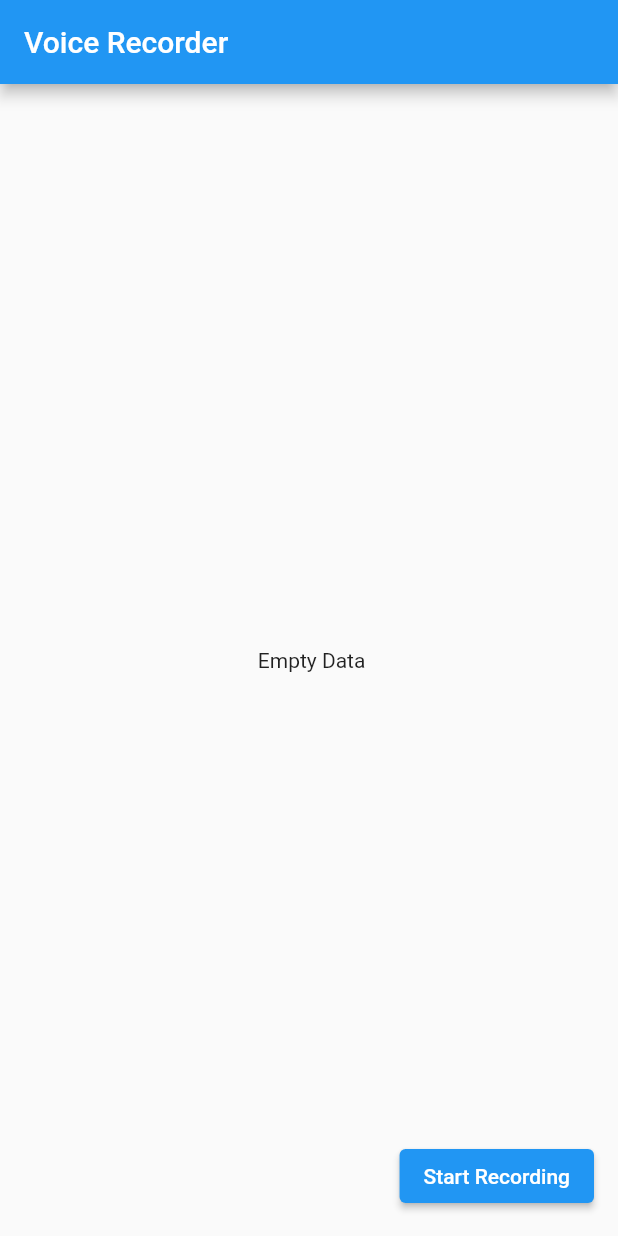
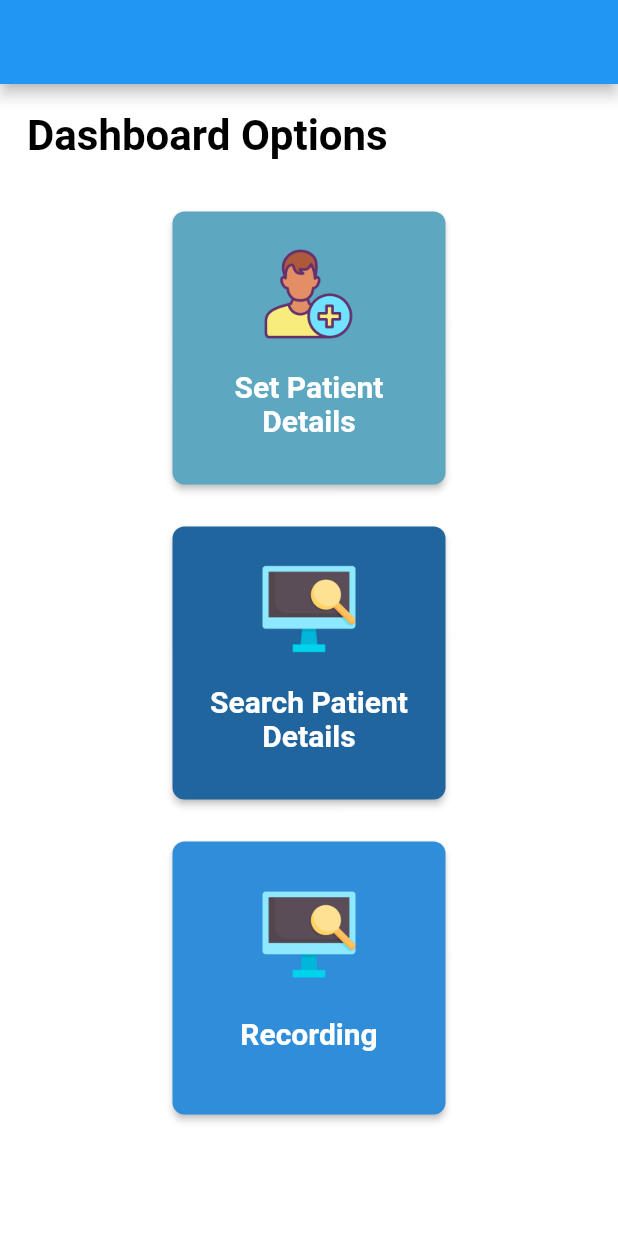
Before and after one commit to Adiikust/Audio_Recording, a Flutter app: the screen it shows after launch, on a phone screen of 412 x 824 dp. Run offline on Flutter 3.47's test engine with Material 2 defaults, Android fonts, the phone set to English and light mode, and no system bars; our stand-ins replace audioplayers, hive; missing offline and left inert: record; accounts and stored records are empty.

Commit message:
2nd commit

```diff
--- /dev/null
+++ b/lib/RecordingScreen/recording_screen.dart
@@ -0,0 +1,141 @@
+
+import 'dart:io';
+import 'package:audioplayers/audioplayers.dart';
+import 'package:flutter/material.dart';
+import 'package:hive/hive.dart';
+import 'package:record/record.dart';
+import 'package:path_provider/path_provider.dart' as path_provider;
+
+class RecordingScreen extends StatefulWidget {
+  const RecordingScreen({super.key});
+
+  @override
+  _RecordingScreenState createState() => _RecordingScreenState();
+}
+
+class _RecordingScreenState extends State<RecordingScreen> {
+  final voiceRecordingsBox = Hive.box('voiceRecordingsBox');
+  late Record audioRecord;
+  late AudioPlayer audioPlayer;
+  bool isRecording = false;
+  String audioPath = " ";
+
+  @override
+  void initState() {
+    super.initState();
+    audioPlayer = AudioPlayer();
+    audioRecord = Record();
+  }
+
+  @override
+  void dispose() {
+    super.dispose();
+    audioRecord.dispose();
+    audioPlayer.dispose();
+  }
+
+  Future<void> startRecording() async {
+    try {
+      if (await audioRecord.hasPermission()) {
+        await audioRecord.start();
+        setState(() {
+          isRecording = true;
+        });
+      }
+    } catch (e, stackTrace) {
+      print('Error Start Recording::::::: $e');
+      print('Stack Trace:::::::>>>>>>> $stackTrace');
+    }
+  }
+
+  Future<void> stopRecording() async {
+    try {
+      String? path = await audioRecord.stop();
+      setState(() {
+        isRecording = false;
+        audioPath = path!;
+        voiceRecordingsBox.add(audioPath);
+      });
+    } catch (e) {
+      print('Error stop Recording $e');
+    }
+  }
+
+  // Future<void> playRecording({required String  audioPath1}) async {
+  //   try {
+  //     Source urlSource = UrlSource(audioPath1);
+  //     await audioPlayer.play(urlSource);
+  //     //print('Hive Playing Recording ${voiceRecordingsBox.values.cast<String>().toList().toString()}');
+  //   } catch (e) {
+  //     print('Error Playing Recording $e');
+  //   }
+  // }
+
+  @override
+  Widget build(BuildContext context) {
+    final voiceRecordings = voiceRecordingsBox.values.cast<String>().toList();
+    return Scaffold(
+      appBar: AppBar(
+        title: const Text('Voice Recorder'),
+      ),
+      body: voiceRecordings.length != 0
+          ? ListView.builder(
+          itemCount: voiceRecordings.length,
+          itemBuilder: (context, index) {
+            final filePath = voiceRecordings[index];
+            return ListTile(
+              title: Text('Voice Recording $index'),
+              onTap: () {},
+              trailing: SizedBox(
+                width: 100,
+                child: Row(
+                  children: [
+                    IconButton(
+                      icon: const Icon(
+                        Icons.play_circle,
+                        color: Colors.green,
+                      ),
+                      onPressed: () async {
+                        try {
+                          Source urlSource = UrlSource(filePath);
+                          await audioPlayer.play(urlSource);
+                        } catch (e) {
+                          print('Error Playing Recording $e');
+                        }
+                      },
+                    ),
+                    IconButton(
+                      icon: const Icon(
+                        Icons.delete,
+                        color: Colors.red,
+                      ),
+                      onPressed: () async {
+                        try {
+                          voiceRecordingsBox.deleteAt(index).then((value) {
+                            const snackBar = SnackBar(
+                              content: Text('Delete Voice Message'),
+                            );
+                            ScaffoldMessenger.of(context)
+                                .showSnackBar(snackBar);
+                            setState(() {});
+                          });
+                        } catch (e) {
+                          print('Error Playing Recording $e');
+                        }
+                      },
+                    ),
+                  ],
+                ),
+              ),
+            );
+          })
+          : const Center(child: Text(" Empty Data")),
+      floatingActionButton: ElevatedButton(
+        onPressed: isRecording ? stopRecording : startRecording,
+        child: isRecording
+            ? const Text("Stop Recording")
+            : const Text("Start Recording"),
+      ),
+    );
+  }
+}
--- /dev/null
+++ b/lib/dashboard.dart
@@ -0,0 +1,164 @@
+import 'package:flutter/material.dart';
+
+import 'RecordingScreen/recording_screen.dart';
+
+
+class Dashboard extends StatelessWidget {
+
+
+  @override
+  Widget build(BuildContext context) {
+    return Scaffold(
+      appBar: AppBar(),
+      backgroundColor: Colors.white,
+      body: SafeArea(
+        child: Column(
+          crossAxisAlignment: CrossAxisAlignment.start,
+          children: [
+            const Padding(
+              padding: EdgeInsets.all(18.0),
+              child: Text(
+                "Dashboard Options",
+                style: TextStyle(
+                    color: Colors.black,
+                    fontSize: 28.0,
+                    fontWeight: FontWeight.bold),
+                textAlign: TextAlign.start,
+              ),
+            ),
+            Padding(
+              padding: const EdgeInsets.all(12.0),
+              child: Center(
+                child: Wrap(
+                  spacing: 20.0,
+                  runSpacing: 20.0,
+                  children: [
+                    SizedBox(
+                      width: 190.0,
+                      height: 190.0,
+                      child: Card(
+                        color: Color.fromARGB(255, 94, 167, 193),
+                        elevation: 2.0,
+                        shape: RoundedRectangleBorder(
+                            borderRadius: BorderRadius.circular(8.0)),
+                        child: Center(
+                          child: Padding(
+                            padding: const EdgeInsets.all(8.0),
+                            child: Column(
+                              crossAxisAlignment: CrossAxisAlignment.center,
+                              mainAxisAlignment: MainAxisAlignment.center,
+                              children: [
+                                Image.asset("assets/medical.png", width: 64.0),
+                                const SizedBox(height: 10.0),
+                                TextButton(
+                                    onPressed: () {
+                                      // Navigator.push(
+                                      //     context,
+                                      //     MaterialPageRoute(
+                                      //         builder: (context) =>
+                                      //             PatientDetails()));
+                                    },
+                                    child: Text(
+                                      "Set Patient Details",
+                                      textAlign: TextAlign.center,
+                                      style: TextStyle(
+                                          color: Colors.white,
+                                          fontWeight: FontWeight.bold,
+                                          fontSize: 20.0),
+                                    )),
+                              ],
+                            ),
+                          ),
+                        ),
+                      ),
+                    ),
+                    SizedBox(
+                      width: 190.0,
+                      height: 190.0,
+                      child: Card(
+                        color: Color.fromARGB(255, 32, 101, 157),
+                        elevation: 2.0,
+                        shape: RoundedRectangleBorder(
+                            borderRadius: BorderRadius.circular(8.0)),
+                        child: Center(
+                          child: Padding(
+                            padding: const EdgeInsets.all(8.0),
+                            child: Column(
+                              crossAxisAlignment: CrossAxisAlignment.center,
+                              mainAxisAlignment: MainAxisAlignment.center,
+                              children: [
+                                Image.asset("assets/research.png", width: 64.0),
+                                const SizedBox(height: 10.0),
+                                TextButton(
+                                    onPressed: () {
+                                      // Navigator.push(
+                                      //     context,
+                                      //     MaterialPageRoute(
+                                      //         builder: (context) =>
+                                      //             PatientDetails())); //Recording //PatientDetails
+                                    },
+                                    child: const Text(
+                                      "Search Patient Details",
+                                      textAlign: TextAlign.center,
+                                      style: TextStyle(
+                                          color: Colors.white,
+                                          fontWeight: FontWeight.bold,
+                                          fontSize: 20.0),
+                                    )),
+                              ],
+                            ),
+                          ),
+                        ),
+                      ),
+                    ),
+
+
+                     SizedBox(
+                      width: 190.0,
+                      height: 190.0,
+                      child: Card(
+                        color: Color.fromARGB(255, 47, 141, 218),
+                        elevation: 2.0,
+                        shape: RoundedRectangleBorder(
+                            borderRadius: BorderRadius.circular(8.0)),
+                        child: Center(
+                          child: Padding(
+                            padding: const EdgeInsets.all(8.0),
+                            child: Column(
+                              crossAxisAlignment: CrossAxisAlignment.center,
+                              mainAxisAlignment: MainAxisAlignment.center,
+                              children: [
+                                Image.asset("assets/research.png", width: 64.0),
+                                const SizedBox(height: 10.0),
+                                TextButton(
+                                    onPressed: () {
+                                      Navigator.push(
+                                          context,
+                                          MaterialPageRoute(
+                                              builder: (context) =>
+                                                  const RecordingScreen() )); //Recording //PatientDetails
+                                    },
+                                    child: const Text(
+                                      "Recording",
+                                      style: TextStyle(
+                                          color: Colors.white,
+                                          fontWeight: FontWeight.bold,
+                                          fontSize: 20.0),
+                                    )),
+                              ],
+                            ),
+                          ),
+                        ),
+                      ),
+                    ),
+
+                  ],
+                ),
+              ),
+            )
+          ],
+        ),
+      ),
+    );
+  }
+}
--- a/lib/main.dart
+++ b/lib/main.dart
@@ -4,6 +4,8 @@ import 'package:flutter/material.dart';
 import 'package:hive/hive.dart';
 import 'package:record/record.dart';
 import 'package:path_provider/path_provider.dart' as path_provider;
+
+import 'dashboard.dart';
 
 void main() async {
   WidgetsFlutterBinding.ensureInitialized();
@@ -24,141 +26,7 @@ class MyApp extends StatelessWidget {
       theme: ThemeData(
         primarySwatch: Colors.blue,
       ),
-      home: const RecordingScreen(),
+      home:  Dashboard(),
     );
   }
 }
-
-class RecordingScreen extends StatefulWidget {
-  const RecordingScreen({super.key});
-
-  @override
-  _RecordingScreenState createState() => _RecordingScreenState();
-}
-
-class _RecordingScreenState extends State<RecordingScreen> {
-  final voiceRecordingsBox = Hive.box('voiceRecordingsBox');
-  late Record audioRecord;
-  late AudioPlayer audioPlayer;
-  bool isRecording = false;
-  String audioPath = " ";
-
-  @override
-  void initState() {
-    super.initState();
-    audioPlayer = AudioPlayer();
-    audioRecord = Record();
-  }
-
-  @override
-  void dispose() {
-    super.dispose();
-    audioRecord.dispose();
-    audioPlayer.dispose();
-  }
-
-  Future<void> startRecording() async {
-    try {
-      if (await audioRecord.hasPermission()) {
-        await audioRecord.start();
-        setState(() {
-          isRecording = true;
-        });
-      }
-    } catch (e, stackTrace) {
-      print('Error Start Recording::::::: $e');
-      print('Stack Trace:::::::>>>>>>> $stackTrace');
-    }
-  }
-
-  Future<void> stopRecording() async {
-    try {
-      String? path = await audioRecord.stop();
-      setState(() {
-        isRecording = false;
-        audioPath = path!;
-        voiceRecordingsBox.add(audioPath);
-      });
-    } catch (e) {
-      print('Error stop Recording $e');
-    }
-  }
-
-  // Future<void> playRecording({required String  audioPath1}) async {
-  //   try {
-  //     Source urlSource = UrlSource(audioPath1);
-  //     await audioPlayer.play(urlSource);
-  //     //print('Hive Playing Recording ${voiceRecordingsBox.values.cast<String>().toList().toString()}');
-  //   } catch (e) {
-  //     print('Error Playing Recording $e');
-  //   }
-  // }
-
-  @override
-  Widget build(BuildContext context) {
-    final voiceRecordings = voiceRecordingsBox.values.cast<String>().toList();
-    return Scaffold(
-      appBar: AppBar(
-        title: const Text('Voice Recorder'),
-      ),
-      body: voiceRecordings.length != 0
-          ? ListView.builder(
-              itemCount: voiceRecordings.length,
-              itemBuilder: (context, index) {
-                final filePath = voiceRecordings[index];
-                return ListTile(
-                  title: Text('Voice Recording $index'),
-                  onTap: () {},
-                  trailing: SizedBox(
-                    width: 100,
-                    child: Row(
-                      children: [
-                        IconButton(
-                          icon: const Icon(
-                            Icons.play_circle,
-                            color: Colors.green,
-                          ),
-                          onPressed: () async {
-                            try {
-                              Source urlSource = UrlSource(filePath);
-                              await audioPlayer.play(urlSource);
-                            } catch (e) {
-                              print('Error Playing Recording $e');
-                            }
-                          },
-                        ),
-                        IconButton(
-                          icon: const Icon(
-                            Icons.delete,
-                            color: Colors.red,
-                          ),
-                          onPressed: () async {
-                            try {
-                              voiceRecordingsBox.deleteAt(index).then((value) {
-                                const snackBar = SnackBar(
-                                  content: Text('Delete Voice Message'),
-                                );
-                                ScaffoldMessenger.of(context)
-                                    .showSnackBar(snackBar);
-                                setState(() {});
-                              });
-                            } catch (e) {
-                              print('Error Playing Recording $e');
-                            }
-                          },
-                        ),
-                      ],
-                    ),
-                  ),
-                );
-              })
-          : const Center(child: Text(" Empty Data")),
-      floatingActionButton: ElevatedButton(
-        onPressed: isRecording ? stopRecording : startRecording,
-        child: isRecording
-            ? const Text("Stop Recording")
-            : const Text("Start Recording"),
-      ),
-    );
-  }
-}
--- a/pubspec.yaml
+++ b/pubspec.yaml
@@ -72,8 +72,8 @@ flutter:
   uses-material-design: true
 
   # To add assets to your application, add an assets section, like this:
-  # assets:
-  #   - images/a_dot_burr.jpeg
+  assets:
+    - assets/
   #   - images/a_dot_ham.jpeg
 
   # An image asset can refer to one or more resolution-specific "variants", see
```
Also changed, not shown: assets/Homepage.png (added), assets/apple image.jpeg (added), assets/man.png (added), assets/manager.png (added), assets/medical.png (added), assets/profile1.png (added), assets/recording.png (added), assets/research.png (added), assets/turn-off.png (added), pubspec.lock, 1 other file.
